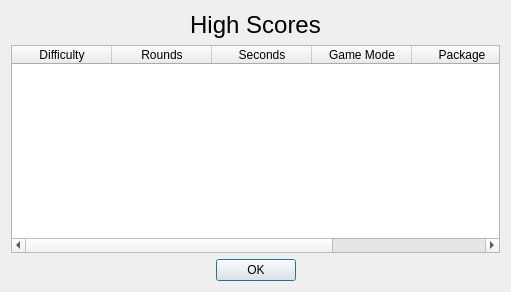
Old version of the form ui/highscores.ui in the repository tdauth/gustavsfairyland.
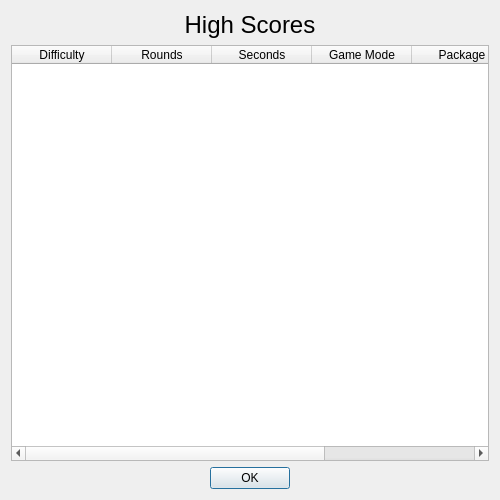
New version of the form.

```diff
--- a/ui/highscores.ui
+++ b/ui/highscores.ui
@@ -9,8 +9,8 @@
    <rect>
     <x>0</x>
     <y>0</y>
-    <width>511</width>
-    <height>292</height>
+    <width>500</width>
+    <height>500</height>
    </rect>
   </property>
   <property name="sizePolicy">
```
